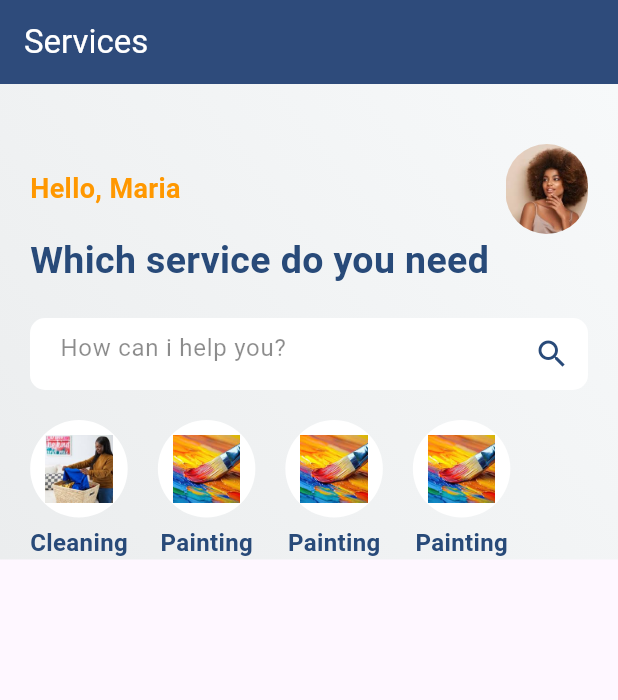
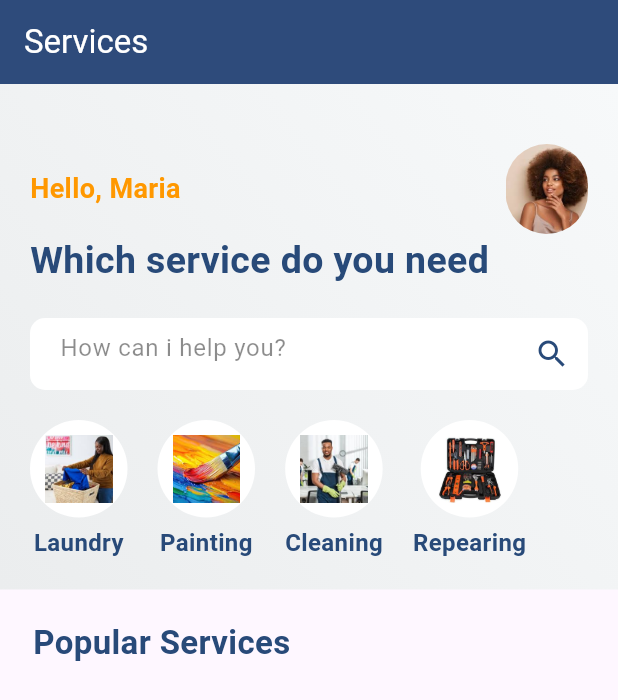
Before and after one commit to Senwin5/serviceproduction, a Flutter app: the screen it shows after launch, on a phone screen of 412 x 824 dp. Shown: the top 700 px of the screen. Run offline on Flutter 3.47's test engine with Material 3 defaults, Android fonts, the phone set to English and light mode, and no system bars.

Commit message:
Servicing in progres

```diff
--- a/lib/pages/home.dart
+++ b/lib/pages/home.dart
@@ -18,6 +18,7 @@ class _HomeState extends State<Home> {
       ),
       body: Container(
         child: Column(
+          crossAxisAlignment: CrossAxisAlignment.start,
           children: [
             Container(
               padding: EdgeInsets.only(top: 40.0, left: 20.0, right: 20.0),
@@ -57,6 +58,7 @@ class _HomeState extends State<Home> {
                       ),
                     ],
                   ),
+
                   Text(
                     'Which service do you need',
                     style: TextStyle(
@@ -65,6 +67,7 @@ class _HomeState extends State<Home> {
                       fontWeight: FontWeight.bold,
                     ),
                   ),
+
                   // Adding a search bar to the service below
                   SizedBox(height: 20.0),
                   Container(
@@ -86,6 +89,7 @@ class _HomeState extends State<Home> {
                       ),
                     ),
                   ),
+
                   //Adding images of the category e:g, Painter, Electrician etc..
                   SizedBox(height: 20),
                   Row(
@@ -106,9 +110,9 @@ class _HomeState extends State<Home> {
                             ),
                           ),
                           //Adding text to the image after converting the image to a Column
-                            SizedBox(height: 5.0,),
+                          SizedBox(height: 5.0),
                           Text(
-                              'Cleaning',
+                            'Laundry',
                             style: TextStyle(
                               color: Color(0xff284a79),
                               fontSize: 16.0,
@@ -117,7 +121,7 @@ class _HomeState extends State<Home> {
                           ),
                         ],
                       ),
-                      SizedBox(width: 20.0,),
+                      SizedBox(width: 20.0),
                       //Adding the second column after copying
                       Column(
                         children: [
@@ -135,7 +139,7 @@ class _HomeState extends State<Home> {
                             ),
                           ),
                           //Adding text to the image after converting the image to a Column
-                            SizedBox(height: 5.0,),
+                          SizedBox(height: 5.0),
                           Text(
                             'Painting',
                             style: TextStyle(
@@ -146,7 +150,7 @@ class _HomeState extends State<Home> {
                           ),
                         ],
                       ),
-                        SizedBox(width: 20.0,),
+                      SizedBox(width: 20.0),
                       //Adding the second column after copying
                       Column(
                         children: [
@@ -157,16 +161,16 @@ class _HomeState extends State<Home> {
                               borderRadius: BorderRadius.circular(60),
                             ),
                             child: Image.asset(
-                              "images/painting.jpg",
+                              "images/cleaning.jpg",
                               height: 45,
                               width: 45,
                               fit: BoxFit.cover,
                             ),
                           ),
                           //Adding text to the image after converting the image to a Column
-                            SizedBox(height: 5.0,),
+                          SizedBox(height: 5.0),
                           Text(
-                              'Painting',
+                            'Cleaning',
                             style: TextStyle(
                               color: Color(0xff284a79),
                               fontSize: 16.0,
@@ -175,7 +179,7 @@ class _HomeState extends State<Home> {
                           ),
                         ],
                       ),
-                        SizedBox(width: 20.0,),
+                      SizedBox(width: 20.0),
                       //Adding the second column after copying
                       Column(
                         children: [
@@ -186,16 +190,16 @@ class _HomeState extends State<Home> {
                               borderRadius: BorderRadius.circular(60),
                             ),
                             child: Image.asset(
-                              "images/painting.jpg",
+                              "images/repair.jpg",
                               height: 45,
                               width: 45,
                               fit: BoxFit.cover,
                             ),
                           ),
                           //Adding text to the image after converting the image to a Column
-                            SizedBox(height: 5.0,),
+                          SizedBox(height: 5.0),
                           Text(
-                              'Painting',
+                            'Repearing',
                             style: TextStyle(
                               color: Color(0xff284a79),
                               fontSize: 16.0,
@@ -206,9 +210,26 @@ class _HomeState extends State<Home> {
                       ),
                     ],
                   ),
+                  SizedBox(height: 20.0),
                 ],
               ),
             ),
+            //We are outdide the container
+            Padding(
+              padding: const EdgeInsets.only(left: 22.0, top: 20.0),
+              child: Text(
+                "Popular Services",
+                style: TextStyle(
+                  color: Color(0xff284a79),
+                  fontSize: 22.0,
+                  fontWeight: FontWeight.bold,
+                ),
+              ),
+            ),
+            //Passing a container to it
+            Container(
+              width: MediaQuery.of(context).size.width,
+            )
           ],
         ),
       ),
```
Also changed, not shown: images/cleaning.jpg (added), images/repair.jpg (added). Lines whose indentation alone changed are shown as unchanged.
